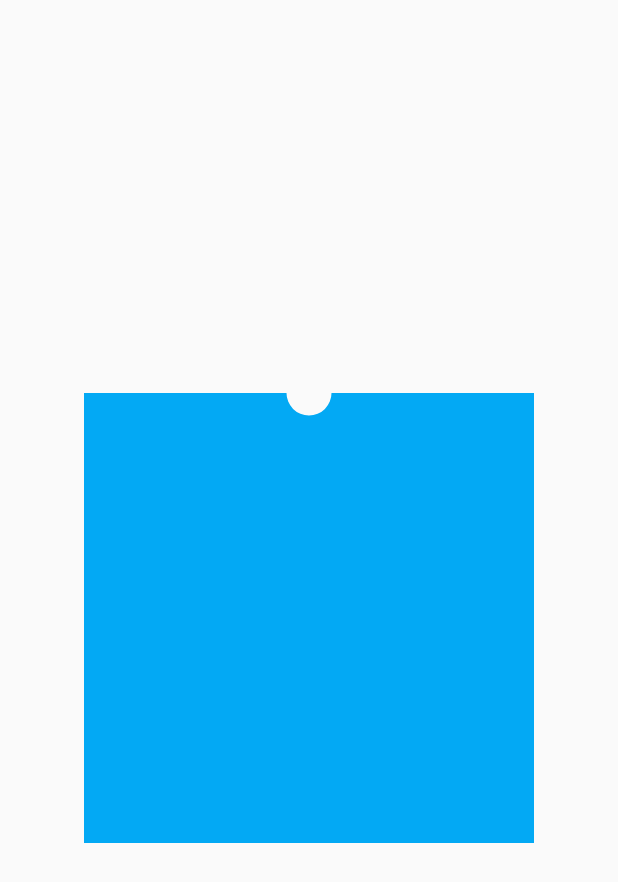
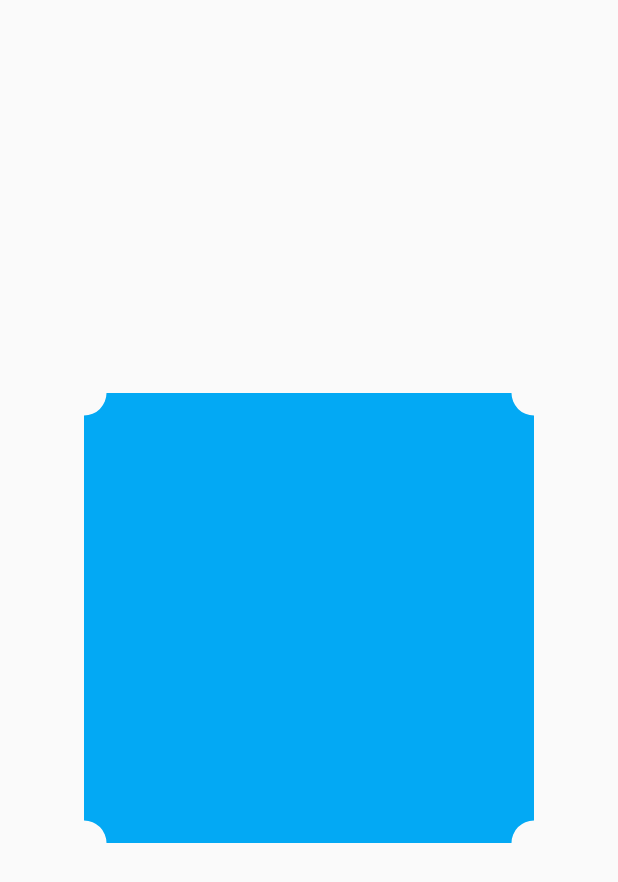
Before and after one commit to bluemix/Tourism-Demo, a Flutter app: the screen it shows after launch, on a phone screen of 412 x 824 dp. Shown: the top 882 px of the screen. Run offline on Flutter 3.47's test engine with Material 2 defaults, Android fonts, the phone set to English and light mode, and no system bars.

Commit message:
corner notches

```diff
--- a/lib/wavy_clipper.dart
+++ b/lib/wavy_clipper.dart
@@ -2,19 +2,47 @@ import 'package:flutter/material.dart';
 import 'dart:math' as math;
 
 class NotchedClipper extends CustomClipper<Path> {
-
   @override
   Path getClip(Size size) {
+    const double radius = 15.0;
 
     Path path = new Path();
-    path.lineTo(0.0, size.height);
 
+    Rect topLeftOval =
+        new Rect.fromCircle(center: new Offset(0.0, 0.0), radius: radius);
+    path.addArc(topLeftOval, (math.pi / 180) * 0, (math.pi / 180) * 180);
 
-    path.lineTo(size.width, size.height);
-    path.lineTo(size.width, 0.0);
+    // path.lineTo(0.0, radius);
+    // path.lineTo(0.0, radius);
+    path.lineTo(0.0, size.height - radius);
 
-    Rect oval = new Rect.fromCircle(center: new Offset(size.width / 2, 0.0), radius: 15.0);
-    path.addArc(oval, (math.pi/180) * 0, (math.pi/180) * 270);
+    // Rect bottomLeftOval = new Rect.fromCircle(center: new Offset(0.0, size.height), radius: radius);
+    // path.addArc(bottomLeftOval, (math.pi/180) * 5, (math.pi/180) * 5);
+
+    path.relativeArcToPoint(new Offset(radius, radius),
+        radius: const Radius.circular(radius));
+
+    path.lineTo(size.width - radius, size.height);
+
+    path.relativeArcToPoint(new Offset(radius * 2, 0.0),
+        radius: const Radius.circular(radius));
+
+    // path.lineTo(size.width, size.height);
+
+    // path.relativeArcToPoint(new Offset(50.0, radius * 3),
+    //     radius: const Radius.circular(radius));
+
+    // path.lineTo(size.width, size.height - radius);
+    path.lineTo(size.width, size.height - radius);
+    path.lineTo(size.width, radius);
+
+    path.relativeArcToPoint(new Offset(-radius, -radius),
+        radius: const Radius.circular(radius));
+
+    // path.lineTo(size.width - (radius * 1), 0.0);
+
+    // Rect oval = new Rect.fromCircle(center: new Offset(size.width / 2, 0.0), radius: 15.0);
+    // path.addArc(oval, (math.pi/180) * 0, (math.pi/180) * 270);
 
     // path.lineTo(0.0, 0.0);
 
@@ -28,7 +56,6 @@ class NotchedClipper extends CustomClipper<Path> {
 class BottomWaveClipper extends CustomClipper<Path> {
   @override
   Path getClip(Size size) {
-
     Path path = new Path();
     path.lineTo(0.0, size.height - 20);
 
@@ -39,7 +66,6 @@ class BottomWaveClipper extends CustomClipper<Path> {
 
     path.lineTo(size.width, size.height - 30);
     path.lineTo(size.width, 20.0);
-
 
     var bottomControlPoint2 = new Offset(size.width / 3.25, 0.0);
     var bottomEndPoint2 = new Offset(0.0, 40.0);
```
Also changed, not shown: 3 other files.
